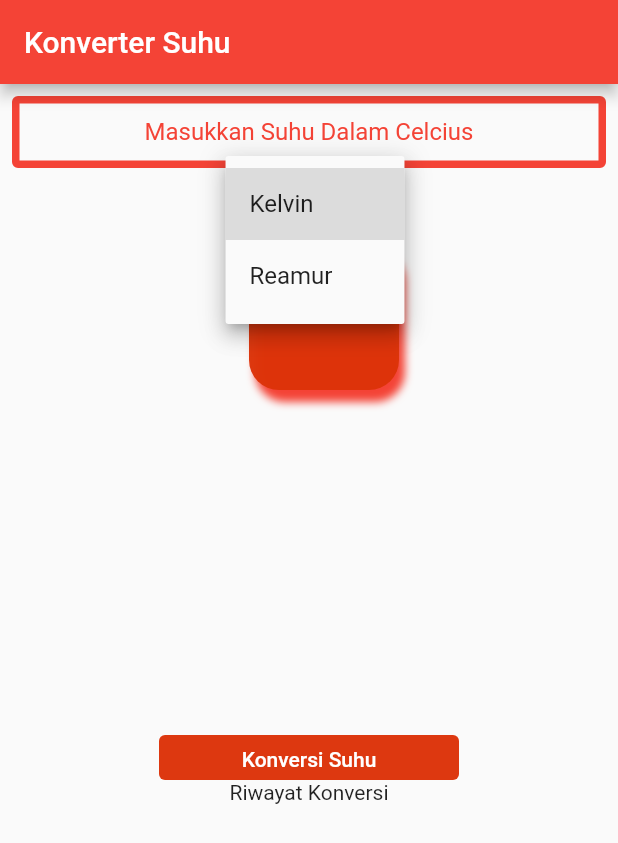
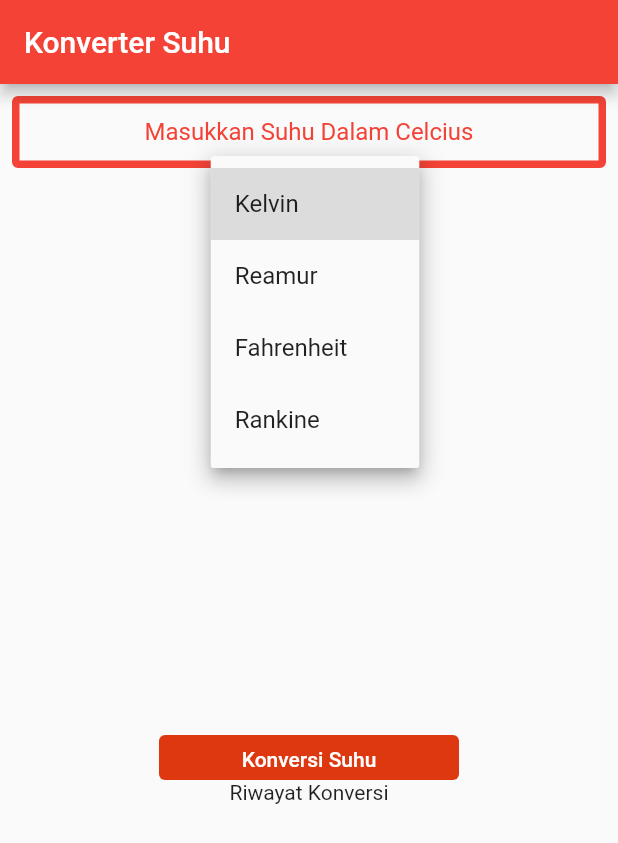
Before and after one commit to DIOAPRIANSYAH/Conversion, a Flutter app: the screen it shows after launch, after a tap on "Kelvin", on a phone screen of 412 x 824 dp. Shown: the top 843 px of the screen. Run offline on Flutter 3.47's test engine with Material 2 defaults, Android fonts, the phone set to English and light mode, and no system bars.

Commit message:
Update view.dart

```diff
--- a/conversion/lib/widget/view.dart
+++ b/conversion/lib/widget/view.dart
@@ -14,6 +14,8 @@ class _ViewState extends State<View> {
   double _inputUser = 0;
   double _kelvin = 0;
   double _reamur = 0;
+  double _fahrenheit = 0;
+  double _rankine = 0;
 
   final etInput = TextEditingController();
 
@@ -23,8 +25,7 @@ class _ViewState extends State<View> {
 
   List<String> listViewItem = <String>[];
 
-  var listItem = ["Kelvin", "Reamur"];
-
+  var listItem = ["Kelvin", "Reamur", "Fahrenheit", "Rankine"];
   get key => null;
 
   @override
@@ -36,13 +37,18 @@ class _ViewState extends State<View> {
   void konversiSuhu() {
     setState(() {
       _inputUser = double.parse(etInput.text);
-      if (_newValue == "Kelvin")
-        _result = _inputUser + 273;
-      else
+      if (_newValue == "Kelvin") {
+        _result = 273.15 + _inputUser;
+      } else if (_newValue == "Fahrenheit") {
+        _result = (9 / 5) * _inputUser + 32;
+      } else if (_newValue == "Rankine") {
+        _result = (_inputUser + 273.15) * 9 / 5;
+      } else {
         _result = (4 / 5) * _inputUser;
+      }
     });
 
-    listViewItem.add(_result.toString());
+    listViewItem.add(_newValue.toString() + " : " + _result.toStringAsFixed(2));
   }
 
   @override
@@ -69,7 +75,7 @@ class _ViewState extends State<View> {
           ),
           Result(result: _result),
           Convert(konvertHandler: konversiSuhu),
-          Container(child: const Text("Riwayat Konversi")),
+          const Text("Riwayat Konversi"),
           Expanded(
             child: ListView(
               children: listViewItem.map((String value) {
```
